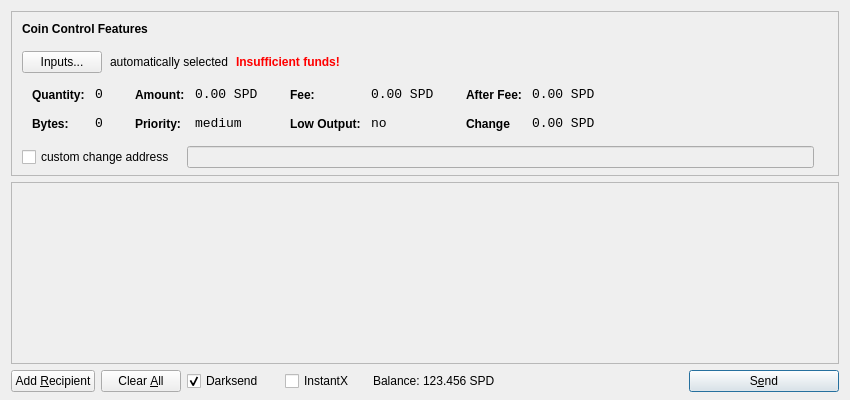
Above: src/qt/forms/sendcoinsdialog.ui from Stipend-Developer/stipend before the change. Below: the same form after it.
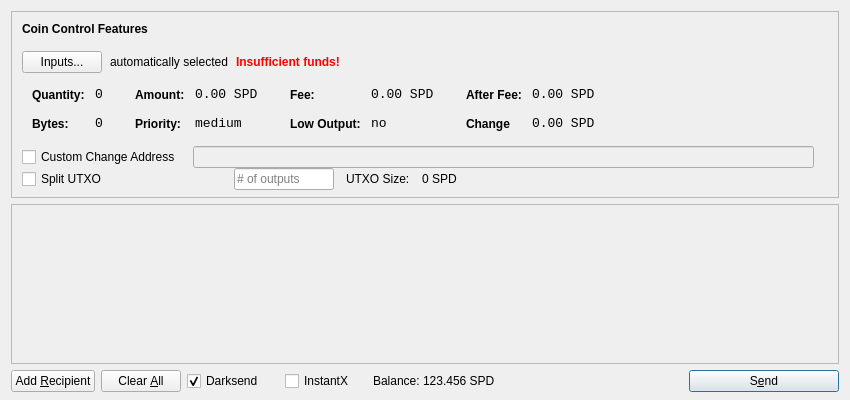
That is the form after the change. Icons and pictures are not drawn.

Commit message: UTXO Splitting Implementation

```diff
--- a/src/qt/forms/sendcoinsdialog.ui
+++ b/src/qt/forms/sendcoinsdialog.ui
@@ -556,7 +556,7 @@
           <item>
            <widget class="QCheckBox" name="checkBoxCoinControlChange">
             <property name="text">
-             <string>custom change address</string>
+             <string>Custom Change Address</string>
             </property>
            </widget>
           </item>
@@ -597,6 +597,93 @@
           </item>
          </layout>
         </item>
+        <item>
+         <layout class="QHBoxLayout" name="horizontalLayoutCoinControl6">
+          <property name="spacing">
+           <number>12</number>
+          </property>
+          <property name="rightMargin">
+           <number>0</number>
+          </property>
+          <item>
+           <widget class="QCheckBox" name="splitBlockCheckBox">
+            <property name="sizePolicy">
+             <sizepolicy hsizetype="Preferred" vsizetype="Preferred">
+              <horstretch>0</horstretch>
+              <verstretch>0</verstretch>
+             </sizepolicy>
+            </property>
+            <property name="minimumSize">
+             <size>
+              <width>200</width>
+              <height>0</height>
+             </size>
+            </property>
+            <property name="maximumSize">
+             <size>
+              <width>200</width>
+              <height>16777215</height>
+             </size>
+            </property>
+            <property name="text">
+             <string>Split UTXO</string>
+            </property>
+           </widget>
+          </item>
+          <item>
+           <widget class="QLineEdit" name="splitBlockLineEdit">
+            <property name="sizePolicy">
+             <sizepolicy hsizetype="Preferred" vsizetype="Preferred">
+              <horstretch>50</horstretch>
+              <verstretch>0</verstretch>
+             </sizepolicy>
+            </property>
+            <property name="minimumSize">
+             <size>
+              <width>100</width>
+              <height>0</height>
+             </size>
+            </property>
+            <property name="maximumSize">
+             <size>
+              <width>100</width>
+              <height>16777215</height>
+             </size>
+            </property>
+            <property name="placeholderText">
+             <string># of outputs</string>
+            </property>
+           </widget>
+          </item>
+          <item>
+           <widget class="QLabel" name="labelBlockSizeText">
+            <property name="text">
+             <string>UTXO Size:</string>
+            </property>
+           </widget>
+          </item>
+          <item>
+           <widget class="QLabel" name="labelBlockSize">
+            <property name="text">
+             <string>0 SPD</string>
+            </property>
+           </widget>
+          </item>
+          <item>
+           <spacer name="horizontalSpacer_7">
+            <property name="orientation">
+             <enum>Qt::Horizontal</enum>
+            </property>
+            <property name="sizeHint" stdset="0">
+             <size>
+              <width>40</width>
+              <height>20</height>
+             </size>
+            </property>
+           </spacer>
+          </item>
+         </layout>
+        </item>
         <item>
          <spacer name="verticalSpacerCoinControl">
           <property name="orientation">
```
The commit also changes 10 other files.
